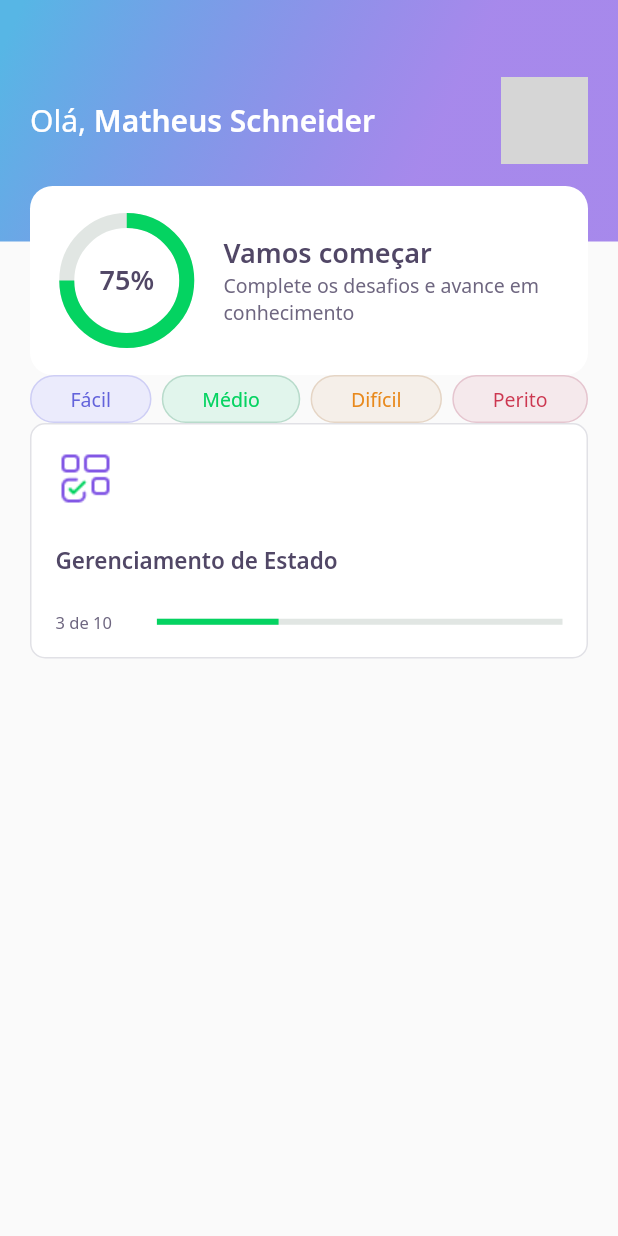
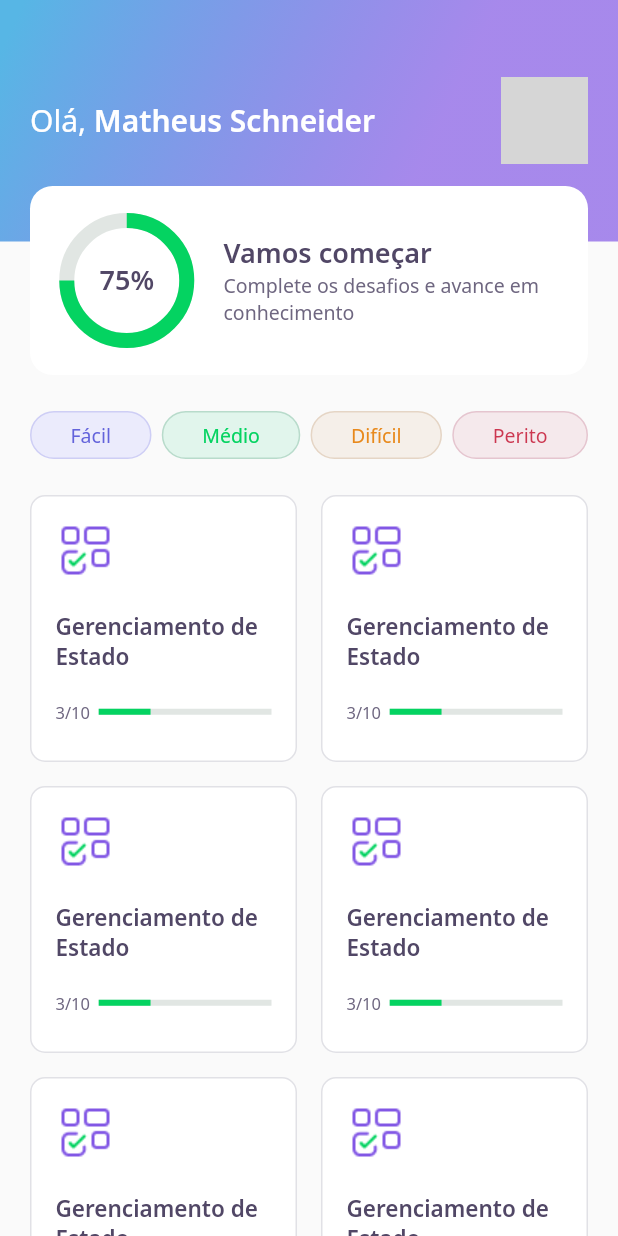
Before and after one commit to mschneider86/devquiz, a Flutter app: the screen it shows after launch, on a phone screen of 412 x 824 dp. Run offline on Flutter 3.47's test engine with Material 2 defaults, Android fonts, the phone set to English and light mode, and no system bars; our stand-ins replace google_fonts; network calls fail; grey boxes are pictures that could not be loaded.

Commit message:
added quiz card widget to home page

```diff
--- a/lib/home/home_page.dart
+++ b/lib/home/home_page.dart
@@ -16,9 +16,14 @@ class _HomePageState extends State<HomePage> {
     return Scaffold(
       appBar: AppBarWidget(),
       body: Padding(
-        padding: const EdgeInsets.symmetric(horizontal: 20),
+        padding: const EdgeInsets.symmetric(
+          horizontal: 20,
+        ),
         child: Column(
           children: [
+            SizedBox(
+              height: 24,
+            ),
             Row(
               mainAxisAlignment: MainAxisAlignment.spaceBetween,
               children: [
@@ -28,7 +33,23 @@ class _HomePageState extends State<HomePage> {
                 LevelButtonWidget(label: 'Perito'),
               ],
             ),
-            QuizCardWidget(),
+            SizedBox(
+              height: 24,
+            ),
+            Expanded(
+                child: GridView.count(
+              crossAxisCount: 2,
+              mainAxisSpacing: 16,
+              crossAxisSpacing: 16,
+              children: [
+                QuizCardWidget(),
+                QuizCardWidget(),
+                QuizCardWidget(),
+                QuizCardWidget(),
+                QuizCardWidget(),
+                QuizCardWidget(),
+              ],
+            )),
           ],
         ),
       ),
--- a/lib/home/widgets/quiz_card/quiz_card_widget.dart
+++ b/lib/home/widgets/quiz_card/quiz_card_widget.dart
@@ -25,16 +25,16 @@ class QuizCardWidget extends StatelessWidget {
             child: Image.asset(AppImages.blocks),
           ),
           SizedBox(
-            height: 24,
+            height: 20,
           ),
           Text("Gerenciamento de Estado", style: AppTextStyles.heading15),
           SizedBox(
-            height: 24,
+            height: 20,
           ),
           Row(
             children: [
               Expanded(
-                  flex: 1, child: Text("3 de 10", style: AppTextStyles.body11)),
+                  flex: 1, child: Text("3/10", style: AppTextStyles.body11)),
               Expanded(
                 flex: 4,
                 child: LinearProgressIndicator(
```
